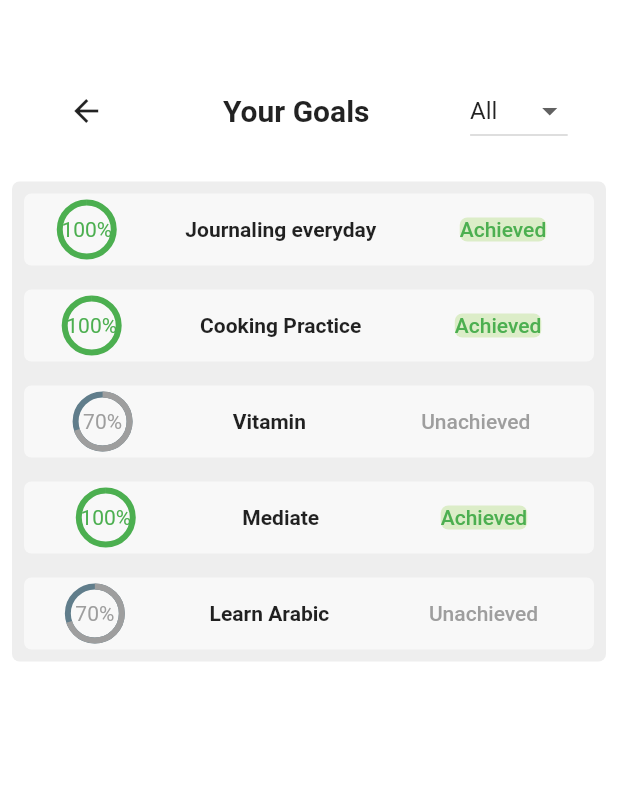
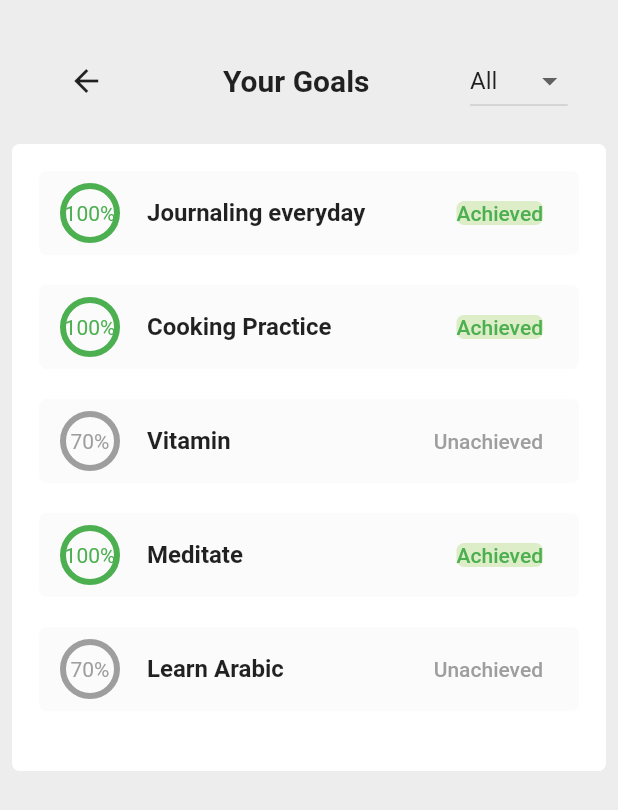
Before and after one commit to karanganwatuyisenge/Habita_tracker, a Flutter app: the HomePage screen opened by its route, item 2 of the bottom bar chosen, after a tap on "See all", on a phone screen of 412 x 824 dp. Shown: the top 810 px of the screen. Run offline on Flutter 3.47's test engine with Material 2 defaults, Android fonts, the phone set to English and light mode, and no system bars; our stand-ins replace cloud_firestore, dio, firebase_auth, firebase_core, flutter_otp_text_field; accounts and stored records are empty.

```diff
--- a/lib/homepage.dart
+++ b/lib/homepage.dart
@@ -182,7 +182,10 @@ class _HomePageState extends State<HomePage> {
                 ),
               )];
             },
-              body: HabitScreen(),
+              body: Padding(
+                padding: const EdgeInsets.only(left:18.0,right: 18.0),
+                child: HabitScreen(),
+              ),
             ),
       floatingActionButton: FloatingActionButton(
           child: const Icon(Icons.add),
--- a/lib/progressess/progressess.dart
+++ b/lib/progressess/progressess.dart
@@ -22,7 +22,7 @@ class _MyProgressState extends State<Progress>{
   Widget build(BuildContext Context){
     return Container(
         child: Scaffold(
-        backgroundColor: Colors.white,
+        backgroundColor: Color(0xFFEDEDED),
           body:ListView(
             children: [
               SizedBox(
@@ -59,7 +59,7 @@ class _MyProgressState extends State<Progress>{
                 child: Container(
                   decoration: BoxDecoration(
                     borderRadius: BorderRadius.circular(5),
-                    color: Colors.grey.shade200,
+                    color: Color(0xFFFFFFFF),
                   ),
                   child: Column(
                     children: [
@@ -86,7 +86,7 @@ class _MyProgressState extends State<Progress>{
                             child: CircularProgressIndicator(
                               value: 0.5,
                               strokeWidth: 15,
-                              backgroundColor: Colors.white60,
+                              backgroundColor: Color(0xFFF0F0F0),
                               valueColor: AlwaysStoppedAnimation<Color>(
                                   Colors.deepOrangeAccent),
                             ),
@@ -118,20 +118,14 @@ class _MyProgressState extends State<Progress>{
                         height: 20,
                       ),
                       Padding(
-                        padding: const EdgeInsets.all(8.0),
+                        padding: const EdgeInsets.only(left:18.0,right: 18.0,),
                         child: Container(
                           decoration: BoxDecoration(
                             borderRadius: BorderRadius.circular(5),
-                            color: Colors.white60,
+                              color: Color(0xFFFBFBFB)
                           ),
-                          child: Row(
-                            mainAxisAlignment: MainAxisAlignment.spaceAround,
-                            children: [
-                              Row(
-                                children: [
-                                  Padding(
-                                    padding: const EdgeInsets.only(left:8.0),
-                                    child: Stack(
+                          child: ListTile(
+                            leading: Stack(
                               alignment: Alignment.center,
                               children: [
                                 CircularProgressIndicator(
@@ -144,15 +138,8 @@ class _MyProgressState extends State<Progress>{
                                 ),),
                               ],
                             ),
-                                  ),
-                                  Padding(
-                                    padding: const EdgeInsets.only(left:8.0),
-                                    child: Text('Journaling everyday',style: TextStyle(fontWeight: FontWeight.bold),),
-                                  ),
-                                ],
-                              ),
-
-                              TextButton(
+                            title: Text('Journaling everyday',style: TextStyle(fontWeight: FontWeight.bold),),
+                            trailing: TextButton(
                                 onPressed: (){
                                   Navigator.push(context,
                                       MaterialPageRoute(builder: (context) => Journaling()));
@@ -162,27 +149,22 @@ class _MyProgressState extends State<Progress>{
                                       borderRadius: BorderRadius.circular(5),
                                       color: Colors.lightGreen.shade100,
                                     ),
-                                      child: Text('Achieved',style: TextStyle(color: Colors.green),)))
-
-                            ],
+                                    child: Text('Achieved',style: TextStyle(color: Colors.green),))),
                           ),
                         ),
                       ),
+                      SizedBox(
+                        height: 20,
+                      ),
                       Padding(
-                        padding: const EdgeInsets.all(8.0),
+                        padding: const EdgeInsets.only(left:18.0,right: 18.0),
                         child: Container(
                           decoration: BoxDecoration(
                               borderRadius: BorderRadius.circular(5),
-                            color: Colors.white60,
+                              color: Color(0xFFFBFBFB)
                           ),
-                          child: Row(
-                            mainAxisAlignment: MainAxisAlignment.spaceAround,
-                            children: [
-                              Row(
-                                children: [
-                                  Padding(
-                                    padding: const EdgeInsets.only(left:4.0),
-                                    child: Stack(
+                          child: ListTile(
+                            leading: Stack(
                               alignment: Alignment.center,
                               children: [
                                 CircularProgressIndicator(
@@ -195,46 +177,37 @@ class _MyProgressState extends State<Progress>{
                                 ),),
                               ],
                             ),
-                                  ),
-                                  Padding(
-                                    padding: const EdgeInsets.only(left:8.0),
-                                    child: Text('Cooking Practice',style: TextStyle(fontWeight: FontWeight.bold),),
-                                  ),
-                                ],
-                              ),
-
-                              TextButton(
-                                  onPressed: (){},
-                                  child: Container(decoration: BoxDecoration(
+                            title: Text('Cooking Practice',style: TextStyle(fontWeight: FontWeight.bold),),
+                            trailing: TextButton(
+                                onPressed: (){
+                                  Navigator.push(context,
+                                      MaterialPageRoute(builder: (context) => Journaling()));
+                                },
+                                child: Container(
+                                    decoration: BoxDecoration(
                                       borderRadius: BorderRadius.circular(5),
                                       color: Colors.lightGreen.shade100,
                                     ),
-                                      child: Text('Achieved',style: TextStyle(color: Colors.green),)))
-
-                            ],
+                                    child: Text('Achieved',style: TextStyle(color: Colors.green),))),
                           ),
                         ),
                       ),
+                      SizedBox(
+                        height: 20,
+                      ),
                       Padding(
-                        padding: const EdgeInsets.all(8.0),
+                        padding: const EdgeInsets.only(left:18.0,right: 18.0),
                         child: Container(
                           decoration: BoxDecoration(
                               borderRadius: BorderRadius.circular(5),
-                            color: Colors.white60,
+                              color: Color(0xFFFBFBFB)
                           ),
-                          child: Row(
-                            mainAxisAlignment: MainAxisAlignment.spaceBetween,
-                            children: [
-                              Row(
-                                children: [
-                                  Padding(
-                                    padding: const EdgeInsets.only(left:28.0),
-                                    child: Stack(
+                          child: ListTile(
+                            leading: Stack(
                               alignment: Alignment.center,
                               children: [
                                 CircularProgressIndicator(
-                                          value: 0.7,
-                                          backgroundColor: Colors.blueGrey,
+                                  value: 1,
                                   valueColor: AlwaysStoppedAnimation<Color>(
                                       Colors.grey),
                                 ),
@@ -243,18 +216,18 @@ class _MyProgressState extends State<Progress>{
                                 ),),
                               ],
                             ),
+                            title: Text('Vitamin',style: TextStyle(fontWeight: FontWeight.bold),),
+                            trailing: TextButton(
+                                onPressed: (){
+                                  Navigator.push(context,
+                                      MaterialPageRoute(builder: (context) => Journaling()));
+                                },
+                                child: Container(
+                                    decoration: BoxDecoration(
+                                      borderRadius: BorderRadius.circular(5),
+                                      //color: Colors.lightGreen.shade100,
                                     ),
-                                  Padding(
-                                    padding: const EdgeInsets.only(left:8.0),
-                                    child: Text('Vitamin',style: TextStyle(fontWeight: FontWeight.bold),),
-                                  ),
-                                ],
-                              ),
-                              TextButton(
-                                  onPressed: (){},
-                                  child: Text('Unachieved',style: TextStyle(color: Colors.grey),))
-
-                            ],
+                                    child: Text('Unachieved',style: TextStyle(color: Colors.grey),))),
                           ),
                         ),
                       ),
@@ -269,12 +242,17 @@ class _MyProgressState extends State<Progress>{
                               child: Text('See All',style: TextStyle(color: Colors.deepOrangeAccent),)),
                         ],
                       ),
+
                     ],
                   ),
                 ),
               ),
+              SizedBox(
+                height: 40,
+              ),
       ],
           ),
+
           bottomNavigationBar:Container(
               child:Row(
                   mainAxisAlignment:MainAxisAlignment.spaceBetween,
--- a/lib/progressess/seeAllGoals.dart
+++ b/lib/progressess/seeAllGoals.dart
@@ -1,5 +1,7 @@
 import 'package:flutter/material.dart';
 import 'package:tracker_habit/progressess/progressess.dart';
+
+import 'journalingGoal.dart';
 
 
 
@@ -19,11 +21,11 @@ class _SeeAllGoalsState extends State<SeeAllGoals>{
   Widget build(BuildContext Context){
     return Container(
       child: Scaffold(
-        backgroundColor: Colors.white,
+        backgroundColor: Color(0xFFEDEDED),
         body:ListView(
           children: [
             SizedBox(
-              height: 50,
+              height: 30,
             ),
             Row(
               mainAxisAlignment: MainAxisAlignment.spaceAround,
@@ -54,28 +56,24 @@ class _SeeAllGoalsState extends State<SeeAllGoals>{
                 ),
               ],
             ),
-            SizedBox(
-              height: 15,
-            ),
             Padding(
-              padding: const EdgeInsets.all(8.0),
+              padding: const EdgeInsets.only(left:8.0,top:18.0,right: 8.0),
               child: Container(
                 decoration: BoxDecoration(
                   borderRadius: BorderRadius.circular(5),
-                  color: Colors.grey.shade200,
+                  color: Color(0xFFFFFFFF),
                 ),
                 child: Column(
                   children: [
                     Padding(
-                      padding: const EdgeInsets.all(8.0),
+                      padding: const EdgeInsets.only(top:18.0,left:18.0,right: 18.0,),
                       child: Container(
                         decoration: BoxDecoration(
-                          borderRadius: BorderRadius.circular(5),color: Colors.white60,
+                            borderRadius: BorderRadius.circular(5),
+                            color: Color(0xFFFBFBFB)
                         ),
-                        child: Row(
-                          mainAxisAlignment: MainAxisAlignment.spaceAround,
-                          children: [
-                            Stack(
+                        child: ListTile(
+                          leading: Stack(
                             alignment: Alignment.center,
                             children: [
                               CircularProgressIndicator(
@@ -88,29 +86,33 @@ class _SeeAllGoalsState extends State<SeeAllGoals>{
                               ),),
                             ],
                           ),
-                            Text('Journaling everyday',style: TextStyle(fontWeight: FontWeight.bold),),
-                            TextButton(
-                                onPressed: (){},
+                          title: Text('Journaling everyday',style: TextStyle(fontWeight: FontWeight.bold),),
+                          trailing: TextButton(
+                              onPressed: (){
+                                Navigator.push(context,
+                                    MaterialPageRoute(builder: (context) => Journaling()));
+                              },
                               child: Container(
                                   decoration: BoxDecoration(
                                     borderRadius: BorderRadius.circular(5),
-                                        color: Colors.lightGreen.shade100,),
-                                    child: Text('Achieved',style: TextStyle(color: Colors.green),)))
-
-                          ],
+                                    color: Colors.lightGreen.shade100,
+                                  ),
+                                  child: Text('Achieved',style: TextStyle(color: Colors.green),))),
                         ),
                       ),
                     ),
+                    SizedBox(
+                      height: 20,
+                    ),
                     Padding(
-                      padding: const EdgeInsets.all(8.0),
+                      padding: const EdgeInsets.only(left:18.0,right: 18.0),
                       child: Container(
                         decoration: BoxDecoration(
-                          borderRadius: BorderRadius.circular(5),color: Colors.white60,
+                            borderRadius: BorderRadius.circular(5),
+                            color: Color(0xFFFBFBFB)
                         ),
-                        child: Row(
-                          mainAxisAlignment: MainAxisAlignment.spaceAround,
-                          children: [
-                            Stack(
+                        child: ListTile(
+                          leading: Stack(
                             alignment: Alignment.center,
                             children: [
                               CircularProgressIndicator(
@@ -123,34 +125,37 @@ class _SeeAllGoalsState extends State<SeeAllGoals>{
                               ),),
                             ],
                           ),
-                            Text('Cooking Practice',style: TextStyle(fontWeight: FontWeight.bold),),
-                            TextButton(
-                                onPressed: (){},
+                          title: Text('Cooking Practice',style: TextStyle(fontWeight: FontWeight.bold),),
+                          trailing: TextButton(
+                              onPressed: (){
+                                Navigator.push(context,
+                                    MaterialPageRoute(builder: (context) => Journaling()));
+                              },
                               child: Container(
                                   decoration: BoxDecoration(
                                     borderRadius: BorderRadius.circular(5),
-                                        color: Colors.lightGreen.shade100,),
-                                    child: Text('Achieved',style: TextStyle(color: Colors.green),)))
-
-                          ],
+                                    color: Colors.lightGreen.shade100,
+                                  ),
+                                  child: Text('Achieved',style: TextStyle(color: Colors.green),))),
                         ),
                       ),
                     ),
+                    SizedBox(
+                      height: 20,
+                    ),
                     Padding(
-                      padding: const EdgeInsets.all(8.0),
+                      padding: const EdgeInsets.only(left:18.0,right: 18.0),
                       child: Container(
                         decoration: BoxDecoration(
-                          borderRadius: BorderRadius.circular(5),color: Colors.white60,
+                            borderRadius: BorderRadius.circular(5),
+                            color: Color(0xFFFBFBFB)
                         ),
-                        child: Row(
-                          mainAxisAlignment: MainAxisAlignment.spaceAround,
-                          children: [
-                            Stack(
+                        child: ListTile(
+                          leading: Stack(
                             alignment: Alignment.center,
                             children: [
                               CircularProgressIndicator(
-                                  value: 0.7,
-                                  backgroundColor: Colors.blueGrey,
+                                value: 1,
                                 valueColor: AlwaysStoppedAnimation<Color>(
                                     Colors.grey),
                               ),
@@ -159,25 +164,33 @@ class _SeeAllGoalsState extends State<SeeAllGoals>{
                               ),),
                             ],
                           ),
-                            Text('Vitamin',style: TextStyle(fontWeight: FontWeight.bold),),
-                            TextButton(
-                                onPressed: (){},
-                                child: Text('Unachieved',style: TextStyle(color: Colors.grey),))
-
-                          ],
+                          title: Text('Vitamin',style: TextStyle(fontWeight: FontWeight.bold),),
+                          trailing: TextButton(
+                              onPressed: (){
+                                Navigator.push(context,
+                                    MaterialPageRoute(builder: (context) => Journaling()));
+                              },
+                              child: Container(
+                                  decoration: BoxDecoration(
+                                    borderRadius: BorderRadius.circular(5),
+                                    //color: Colors.lightGreen.shade100,
+                                  ),
+                                  child: Text('Unachieved',style: TextStyle(color: Colors.grey),))),
                         ),
                       ),
                     ),
+                    SizedBox(
+                      height: 20,
+                    ),
                     Padding(
-                      padding: const EdgeInsets.all(8.0),
+                      padding: const EdgeInsets.only(left:18.0,right: 18.0),
                       child: Container(
                         decoration: BoxDecoration(
-                          borderRadius: BorderRadius.circular(5),color: Colors.white60,
+                            borderRadius: BorderRadius.circular(5),
+                            color: Color(0xFFFBFBFB)
                         ),
-                        child: Row(
-                          mainAxisAlignment: MainAxisAlignment.spaceAround,
-                          children: [
-                            Stack(
+                        child: ListTile(
+                          leading: Stack(
                             alignment: Alignment.center,
                             children: [
                               CircularProgressIndicator(
@@ -190,34 +203,37 @@ class _SeeAllGoalsState extends State<SeeAllGoals>{
                               ),),
                             ],
                           ),
-                            Text('Mediate',style: TextStyle(fontWeight: FontWeight.bold),),
-                            TextButton(
-                                onPressed: (){},
+                          title: Text('Meditate',style: TextStyle(fontWeight: FontWeight.bold),),
+                          trailing: TextButton(
+                              onPressed: (){
+                                Navigator.push(context,
+                                    MaterialPageRoute(builder: (context) => Journaling()));
+                              },
                               child: Container(
                                   decoration: BoxDecoration(
                                     borderRadius: BorderRadius.circular(5),
-                                        color: Colors.lightGreen.shade100,),
-                                    child: Text('Achieved',style: TextStyle(color: Colors.green),)))
-
-                          ],
+                                    color: Colors.lightGreen.shade100,
+                                  ),
+                                  child: Text('Achieved',style: TextStyle(color: Colors.green),))),
                         ),
                       ),
                     ),
+                    SizedBox(
+                      height: 20,
+                    ),
                     Padding(
-                      padding: const EdgeInsets.all(8.0),
+                      padding: const EdgeInsets.only(left:18.0,right: 18.0),
                       child: Container(
                         decoration: BoxDecoration(
-                          borderRadius: BorderRadius.circular(5),color: Colors.white60,
+                            borderRadius: BorderRadius.circular(5),
+                            color: Color(0xFFFBFBFB)
                         ),
-                        child: Row(
-                          mainAxisAlignment: MainAxisAlignment.spaceAround,
-                          children: [
-                            Stack(
+                        child: ListTile(
+                          leading: Stack(
                             alignment: Alignment.center,
                             children: [
                               CircularProgressIndicator(
-                                  value: 0.7,
-                                  backgroundColor: Colors.blueGrey,
+                                value: 1,
                                 valueColor: AlwaysStoppedAnimation<Color>(
                                     Colors.grey),
                               ),
@@ -226,18 +242,31 @@ class _SeeAllGoalsState extends State<SeeAllGoals>{
                               ),),
                             ],
                           ),
-                            Text('Learn Arabic',style: TextStyle(fontWeight: FontWeight.bold),),
-                            TextButton(
-                                onPressed: (){},
-                                child: Text('Unachieved',style: TextStyle(color: Colors.grey),))
+                          title: Text('Learn Arabic',style: TextStyle(fontWeight: FontWeight.bold),),
+                          trailing: TextButton(
+                              onPressed: (){
+                                Navigator.push(context,
+                                    MaterialPageRoute(builder: (context) => Journaling()));
+                              },
+                              child: Container(
+                                  decoration: BoxDecoration(
+                                    borderRadius: BorderRadius.circular(5),
+                                    //color: Colors.lightGreen.shade100,
+                                  ),
+                                  child: Text('Unachieved',style: TextStyle(color: Colors.grey),))),
+                        ),
+                      ),
+                    ),
+                    SizedBox(
+                      height: 40,
+                    ),
 
                   ],
                 ),
               ),
             ),
-                  ],
-                ),
-              ),
+            SizedBox(
+              height: 40,
             ),
           ],
         ),
--- a/lib/screen/Goal/createNewGoal.dart
+++ b/lib/screen/Goal/createNewGoal.dart
@@ -26,7 +26,7 @@ class _NewGoal extends State<NewGoal>{
 
   void SaveGoal() async{
     var _selectStartingDate=DateTime.now();
-    var _selectStartDate=DateFormat('d MMMM yyyy').format(_selectStartingDate!);
+    var _selectStartDate=DateFormat('yyyy-MM-dd').format(DateTime.now());
     if(_formKey.currentState!.validate()){
       _formKey.currentState!.save();
       try{
@@ -63,7 +63,7 @@ class _NewGoal extends State<NewGoal>{
   @override
   Widget build(BuildContext context) {
     currentDate = DateTime.now();
-    formattedDate = DateFormat(' d MMMM yyyy').format(currentDate!);
+    formattedDate = DateFormat('yyyy-MM-dd').format(DateTime.now());
 
     return AlertDialog(
       title: Row(
@@ -141,7 +141,6 @@ class _NewGoal extends State<NewGoal>{
 
                   ),
                   SizedBox(height: 20,),
-
                   ElevatedButton(
                     style: ElevatedButton.styleFrom(
                       minimumSize: const Size.fromHeight(50),
```
Also changed, not shown: lib/screen/habit/createNewHabit.dart (+43 -39 lines), lib/screen/habit/monthlyHabit.dart (+27 -12 lines), lib/screen/habit/weeklyHabit.dart (+25 -8 lines), lib/Help/help4.dart (line endings or trailing spaces). Lines whose indentation alone changed are shown as unchanged.
